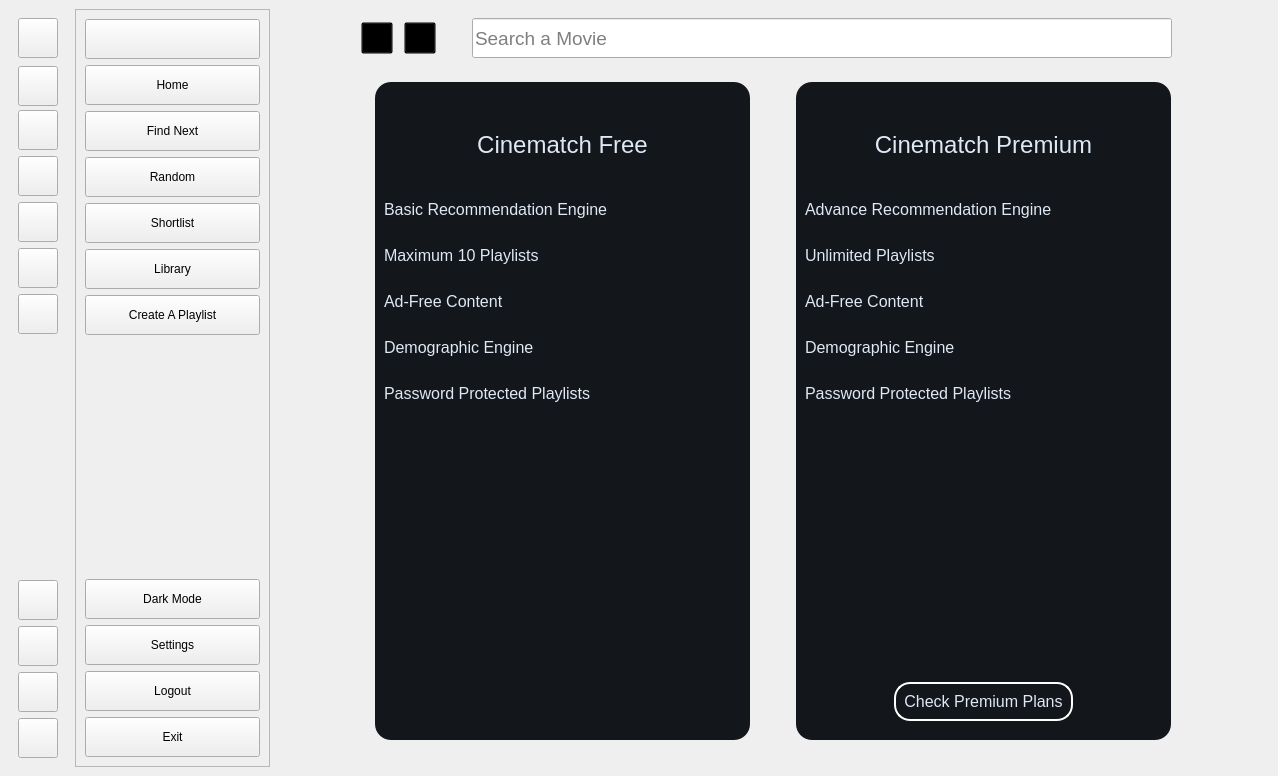
This is UI/ui_main.ui in lakshya076/Cinematch as Qt 5 draws it before an edit. The edited form follows.
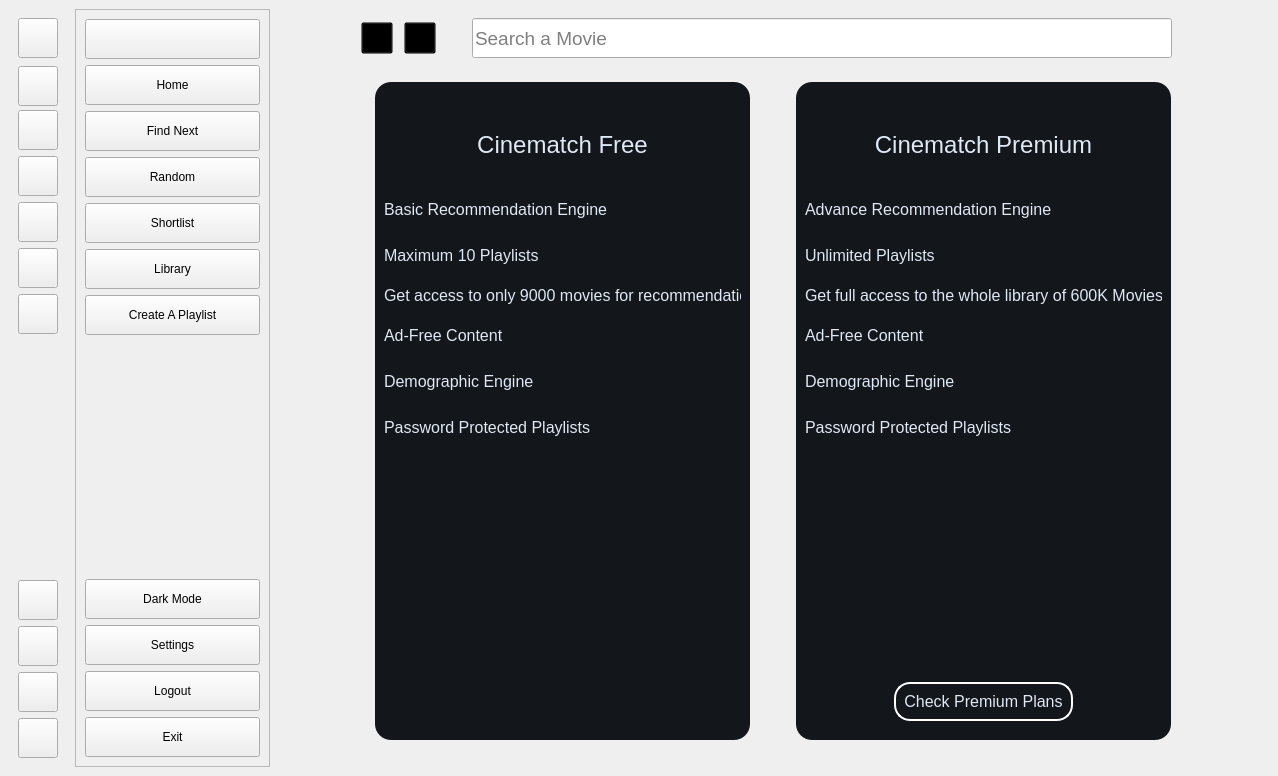
This is the edited form. The open tabs and pages were chosen to show the change. Icons and pictures are not drawn. Custom widgets are drawn as their Qt base class.

Commit message: updating premium features

```diff
--- a/UI/ui_main.ui
+++ b/UI/ui_main.ui
@@ -3884,8 +3884,8 @@
               <rect>
                <x>0</x>
                <y>0</y>
-               <width>832</width>
-               <height>481</height>
+                  <width>957</width>
+                  <height>653</height>
               </rect>
              </property>
              <layout class="QHBoxLayout" name="horizontalLayout_4">
@@ -4015,6 +4015,18 @@
                   </widget>
                  </item>
                  <item>
+                     <widget class="QLabel" name="label_40">
+                         <property name="styleSheet">
+                             <string notr="true">font:12pt;
+                                 text-align:left;
+                             </string>
+                         </property>
+                         <property name="text">
+                             <string>Get access to only 9000 movies for recommendation</string>
+                         </property>
+                     </widget>
+                 </item>
+                    <item>
                   <widget class="QPushButton" name="pushButton">
                    <property name="minimumSize">
                     <size>
@@ -4242,6 +4254,18 @@
                    </property>
                   </widget>
                  </item>
+                    <item>
+                        <widget class="QLabel" name="label_41">
+                            <property name="styleSheet">
+                                <string notr="true">font:12pt;
+                                    text-align:left;
+                                </string>
+                            </property>
+                            <property name="text">
+                                <string>Get full access to the whole library of 600K Movies</string>
+                   </property>
+                  </widget>
+                 </item>
                  <item>
                   <widget class="QPushButton" name="pushButton_2">
                    <property name="minimumSize">
```
Left out of the diff: 10 changed lines with no effect on the pictures.
